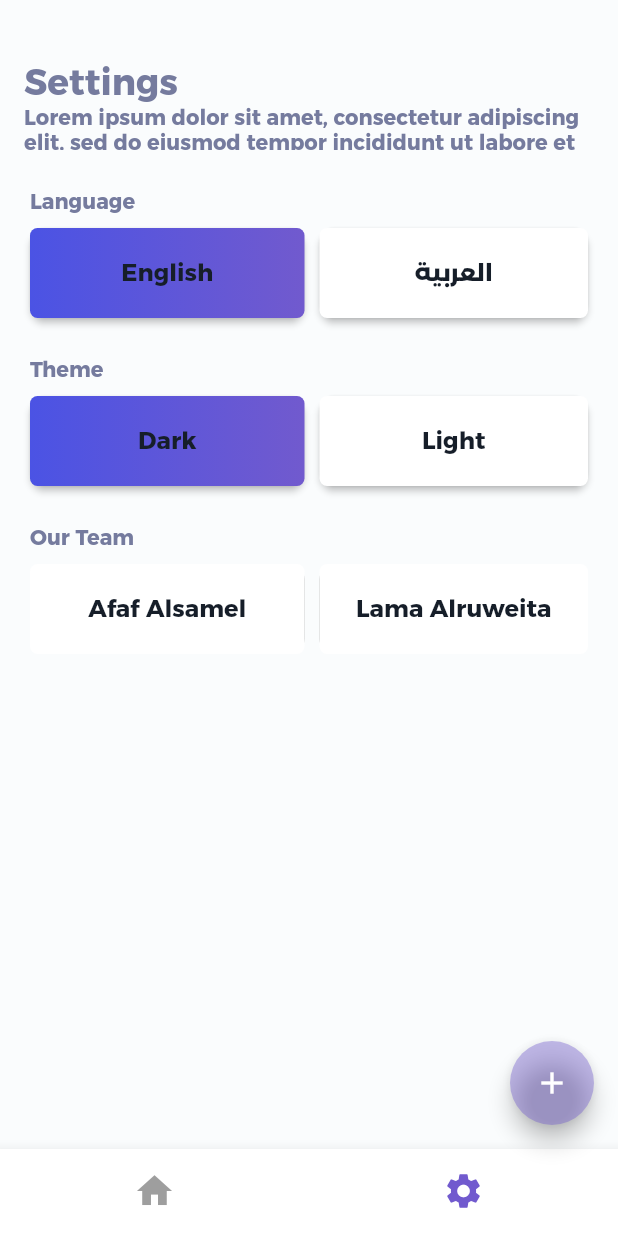
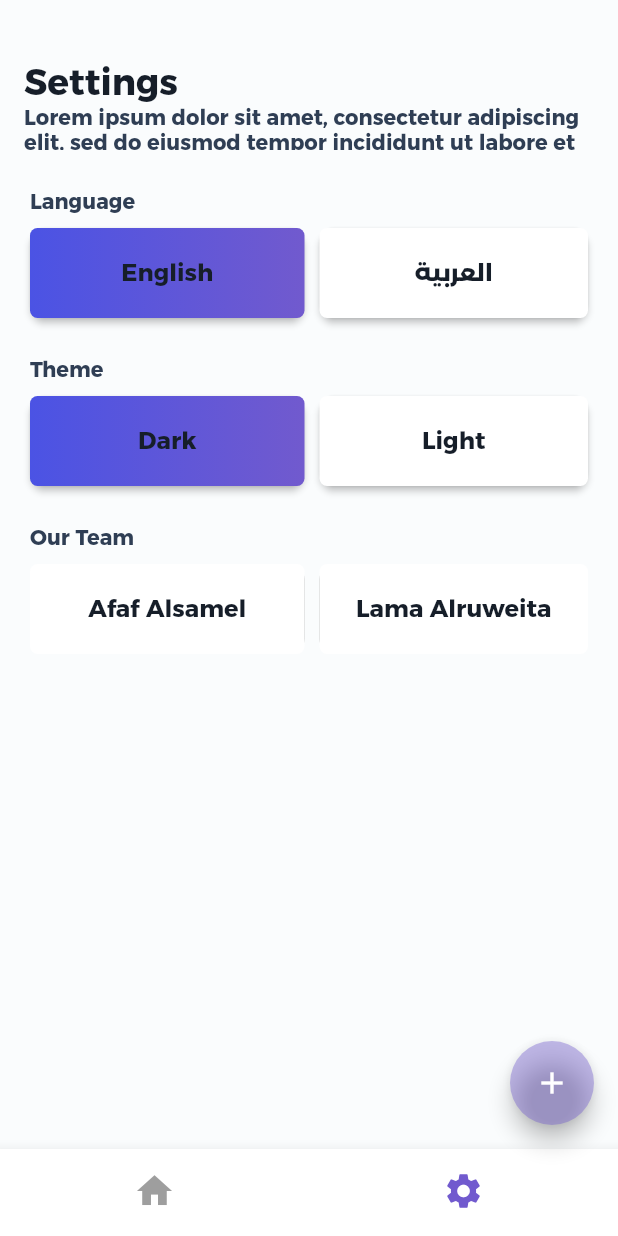
Before and after one commit to lamaAlrweta/countdown_app, a Flutter app: the screen it shows after launch, item 2 of the bottom bar chosen, on a phone screen of 412 x 824 dp. Run offline on Flutter 3.47's test engine with Material 2 defaults, Android fonts, the phone set to English and light mode, and no system bars; generated files the repository leaves out were written again.

Commit message:
Centerlize theme data

```diff
--- a/lib/provider/theme_provider.dart
+++ b/lib/provider/theme_provider.dart
@@ -28,7 +28,7 @@ class MyThemes {
     textTheme: TextTheme(
       title: TextStyle(
         fontSize: 16,
-        fontWeight: FontWeight.w600,
+        fontWeight: FontWeight.bold,
         color: Color.fromRGBO(255, 255, 255, 1),
         fontFamily: 'Montserrat-Arabic',
       ),
@@ -42,14 +42,13 @@ class MyThemes {
     // .apply(headlin1: Colors.white, displayColor: Colors.white)
     ,
     fontFamily: 'Montserrat-Arabic',
-    textSelectionColor: Color.fromRGBO(198, 199, 200, 1),
+    textSelectionColor: Color.fromRGBO(255, 255, 255, 1),
     //HintColor
     hintColor: Color.fromRGBO(73, 90, 114, 1),
     //card color
     primaryColor: Color.fromRGBO(113, 90, 206, 1),
 
     scaffoldBackgroundColor: Color.fromRGBO(22, 30, 41, 1),
-    // scaffoldBackgroundColor: Color.fromRGBO(0, 22, 30, 41),
     backgroundColor: Color.fromRGBO(34, 46, 62, 1),
     //second color of card
     accentColor: Color.fromRGBO(75, 83, 228, 1),
@@ -59,11 +58,7 @@ class MyThemes {
   );
 
   static final lightTheme = ThemeData(
-    //  appBarTheme: AppBarTheme(
-    //    textTheme:TextTheme(
 
-    //    )
-    //  ),
     textTheme: TextTheme(
       title: TextStyle(
         color: Color.fromRGBO(22, 30, 41, 1),
@@ -74,18 +69,16 @@ class MyThemes {
       body1: TextStyle(
         fontSize: 14,
         fontWeight: FontWeight.w600,
-        color: Color.fromRGBO(117, 123, 158, 1),
+        color: Color.fromRGBO(47, 62, 84, 1),
         fontFamily: 'Montserrat-Arabic',
       ),
-      // body1:
+
     ),
-    //  textTheme: Theme.of(context)
-    //               .textTheme
-    //               .apply(bodyColor: Colors.white, displayColor: Colors.white),
+
     fontFamily: 'Montserrat-Arabic',
     textSelectionColor: Color.fromRGBO(22, 30, 41, 1),
     //HintColor
-    hintColor: Color.fromRGBO(117, 123, 158, 1),
+    hintColor: Color.fromRGBO(47, 62, 84, 1),
     //card color
     primaryColor: Color.fromRGBO(113, 90, 206, 1),
 
@@ -94,8 +87,6 @@ class MyThemes {
     backgroundColor: Color.fromRGBO(255, 255, 255, 1),
     //second color of card
     accentColor: Color.fromRGBO(75, 83, 228, 1),
-    // buttonTheme: ButtonTheme.of(context).copyWith(
-    //   buttonColor: Color.fromRGBO(34, 46, 62, 1),
-    //   textTheme: ButtonTextTheme.primary,
+
   );
 }
--- a/lib/screens/setting_screen.dart
+++ b/lib/screens/setting_screen.dart
@@ -1,11 +1,11 @@
-import 'package:countdown/provider/theme_provider.dart';
 import 'package:flutter/material.dart';
 import 'package:flutter_gen/gen_l10n/app_localizations.dart';
 import 'package:provider/provider.dart';
 
 import '../widgets/settings_button_widgets.dart';
 import '../provider/locale_provider.dart';
-import '../l10n/l10n.dart';
+import '../provider/theme_provider.dart';
+
 
 class SettingsScreen extends StatefulWidget {
   @override
@@ -13,34 +13,25 @@ class SettingsScreen extends StatefulWidget {
 }
 
 class _SettingsScreenState extends State<SettingsScreen> {
-  // bool? turnOnButton;
   bool? thirdButton;
   @override
-  // void initState() {
-  //   super.initState();
-  //   turnOnButton = false;
-  // }
+
 
   @override
   Widget build(BuildContext context) {
     bool? turnOnButton;
-        bool? turnOnButton2;
+    bool? turnOnButton2;
 
+    final provider = Provider.of<LocaleProvider>(context, listen: false);
+    final themeprovider = Provider.of<ThemeProvider>(context, listen: false);
+    var translation = AppLocalizations.of(context)!;
 
-    //  final l10n = Provider.of<L10n>(context);
-    final provider = Provider.of<LocaleProvider>(context);
-    final themeprovider = Provider.of<ThemeProvider>(context, listen: false);
-    //final locale = Localizations.localeOf(context);
-    var translation = AppLocalizations.of(context)!;
-    final contrller = context.watch<LocaleProvider>();
-
-    if (contrller.getLocale == Locale('ar')) {
+    if (provider.getLocale == Locale('ar')) {
       turnOnButton = true;
     } else
       turnOnButton = false;
 
-
-      if (themeprovider.getThememode == ThemeMode.light ) {
+    if (themeprovider.getThememode == ThemeMode.light) {
       turnOnButton2 = true;
     } else
       turnOnButton2 = false;
@@ -67,20 +58,15 @@ class _SettingsScreenState extends State<SettingsScreen> {
                       provider.setLocale(Locale('ar'));
                     });
                   },
-                  //  buttonName1: translation.arabic,
-                 // buttonName2: translation.english,
-                  // height: 60,
-                  // width: 110,
                   gradientcontainer: GradientContainer(
                     turnOnButton: turnOnButton,
                     buttonName1: translation.arabic,
                   ),
                   gradientcontainer2: GradientContainer2(
                     turnOnButton: turnOnButton,
-                    buttonName1: translation.english,
+                    buttonName: translation.english,
                   ),
                 ),
-
                 SizedBox(
                   height: 25,
                 ),
@@ -96,18 +82,14 @@ class _SettingsScreenState extends State<SettingsScreen> {
                       themeprovider.toggleTheme(false);
                     });
                   },
-                  buttonName1: translation.light,
-                  buttonName2: translation.dark,
-                   gradientcontainer: GradientContainer(
+                  gradientcontainer: GradientContainer(
                     turnOnButton: turnOnButton2,
                     buttonName1: translation.light,
                   ),
                   gradientcontainer2: GradientContainer2(
                     turnOnButton: turnOnButton2,
-                    buttonName1: translation.dark,
+                    buttonName: translation.dark,
                   ),
-                  // height: 60,
-                  // width: 110,
                 ),
                 SizedBox(
                   height: 25,
@@ -116,17 +98,13 @@ class _SettingsScreenState extends State<SettingsScreen> {
                   textonTop: translation.ourTeam,
                   // function1: () {},
                   // function2: () {},
-                  // buttonName1: translation.lama,
-                  // buttonName2: translation.afaf,
-                  // height: 50,
-                  // width: 110,
-                   gradientcontainer: GradientContainer(
+                  gradientcontainer: GradientContainer(
                     turnOnButton: false,
                     buttonName1: translation.lama,
                   ),
                   gradientcontainer2: GradientContainer2(
                     turnOnButton: true,
-                    buttonName1: translation.afaf,
+                    buttonName: translation.afaf,
                   ),
                 ),
               ],
@@ -172,7 +150,7 @@ class GradientContainer extends StatelessWidget {
         constraints: BoxConstraints(maxWidth: 183.0, minHeight: 60.0),
         alignment: Alignment.center,
         child: Text(
-          buttonName1 ?? 'name1',
+          buttonName1 ?? 'name',
           textAlign: TextAlign.center,
           style: Theme.of(context).textTheme.title,
         ),
@@ -184,25 +162,25 @@ class GradientContainer extends StatelessWidget {
 class GradientContainer2 extends StatelessWidget {
   const GradientContainer2({
     required this.turnOnButton,
-    required this.buttonName1,
+    required this.buttonName,
   });
 
   final bool? turnOnButton;
-  final String? buttonName1;
+  final String? buttonName;
 
   @override
   Widget build(BuildContext context) {
     return Container(
       decoration: BoxDecoration(
         gradient: LinearGradient(
-          colors: turnOnButton == false
+          colors: turnOnButton == true
               ? [
+                  Theme.of(context).backgroundColor,
+                  Theme.of(context).backgroundColor,
+                ]
+              : [
                   Color.fromRGBO(75, 83, 228, 1),
                   Color.fromRGBO(113, 90, 206, 1)
-                ]
-              : [
-                  Theme.of(context).backgroundColor,
-                  Theme.of(context).backgroundColor,
                 ],
           begin: Alignment.centerLeft,
           end: Alignment.centerRight,
@@ -215,7 +193,7 @@ class GradientContainer2 extends StatelessWidget {
         constraints: BoxConstraints(maxWidth: 183.0, minHeight: 60.0),
         alignment: Alignment.center,
         child: Text(
-          buttonName1 ?? 'name1',
+          buttonName ?? 'name',
           textAlign: TextAlign.center,
           style: Theme.of(context).textTheme.title,
         ),
--- a/lib/widgets/customized_appbar.dart
+++ b/lib/widgets/customized_appbar.dart
@@ -20,14 +20,15 @@ class CustomAppbar extends StatelessWidget {
                 fontSize: 24,
                 fontWeight: FontWeight.bold,
                 fontFamily: 'Montserrat-Arabic',
+                color: Theme.of(context).textSelectionColor
               ),
             ),
             Expanded(
               child: Text(
                 hint,
-                style: TextStyle(
-                  fontFamily: 'Montserrat-Arabic',
-                ),
+
+                style: Theme.of(context).textTheme.body1
+
               ),
             ),
           ],
--- a/lib/widgets/settings_button_widgets.dart
+++ b/lib/widgets/settings_button_widgets.dart
@@ -1,17 +1,9 @@
-import 'package:countdown/provider/locale_provider.dart';
 import 'package:flutter/material.dart';
-import 'package:flutter_gen/gen_l10n/app_localizations.dart';
-import 'package:provider/provider.dart';
 
-class SettingsButtons extends StatefulWidget {
+class SettingsButtons extends StatelessWidget {
   final String? textonTop;
   final Function()? function1;
   final Function()? function2;
-  final String? buttonName1;
-  final String? buttonName2;
-  final double? height;
-  final double? width;
-  final font;
   final Widget? gradientcontainer;
   final Widget? gradientcontainer2;
 
@@ -19,48 +11,18 @@ class SettingsButtons extends StatefulWidget {
     this.textonTop,
     this.function1,
     this.function2,
-    this.buttonName1,
-    this.buttonName2,
-    this.height,
-    this.width,
-    this.font,
     this.gradientcontainer,
     this.gradientcontainer2,
   });
 
   @override
-  _SettingsButtonsState createState() => _SettingsButtonsState();
-}
-
-class _SettingsButtonsState extends State<SettingsButtons> {
-  bool? turnOnButton;
-  late bool thirdButton;
-  @override
-  // void initState() {
-  //   super.initState();
-  //   turnOnButton = false;
-  // }
-
   @override
   Widget build(BuildContext context) {
-    final provider = Provider.of<LocaleProvider>(context, listen: false);
-    final contrller = context.watch<LocaleProvider>();
-
-    if (contrller.getLocale == Locale('ar')) {
-      turnOnButton = true;
-    } else
-      turnOnButton = false;
-
-    //final locale = provider.getLocale;
     return Container(
-      child: Column(crossAxisAlignment: CrossAxisAlignment.start,
-          // textDirection: TextDirection.ltr,
-          children: [
+      child: Column(crossAxisAlignment: CrossAxisAlignment.start, children: [
         Text(
-              widget.textonTop ?? "title",
-              style: TextStyle(
-                fontFamily: 'Montserrat-Arabic',
-              ),
+          textonTop ?? "title",
+          style: Theme.of(context).textTheme.body1,
         ),
         SizedBox(height: 10),
         Container(
@@ -70,22 +32,19 @@ class _SettingsButtonsState extends State<SettingsButtons> {
             children: [
               Flexible(
                 child: RaisedButton(
-                        onPressed: widget.function2,
+                    onPressed: function2,
                     shape: RoundedRectangleBorder(
                         borderRadius: BorderRadius.circular(10.0)),
                     padding: const EdgeInsets.all(0.0),
-                        child: widget.gradientcontainer
-                        // GradientContainer(
-                        //     turnOnButton: turnOnButton, widget: widget),
-                        ),
+                    child: gradientcontainer),
               ),
               SizedBox(width: 10),
               RaisedButton(
-                      onPressed: widget.function1,
+                  onPressed: function1,
                   shape: RoundedRectangleBorder(
                       borderRadius: BorderRadius.circular(10.0)),
                   padding: const EdgeInsets.all(0.0),
-                      child: widget.gradientcontainer2),
+                  child: gradientcontainer2),
             ],
           ),
         ),
```
Lines whose indentation alone changed are shown as unchanged.
